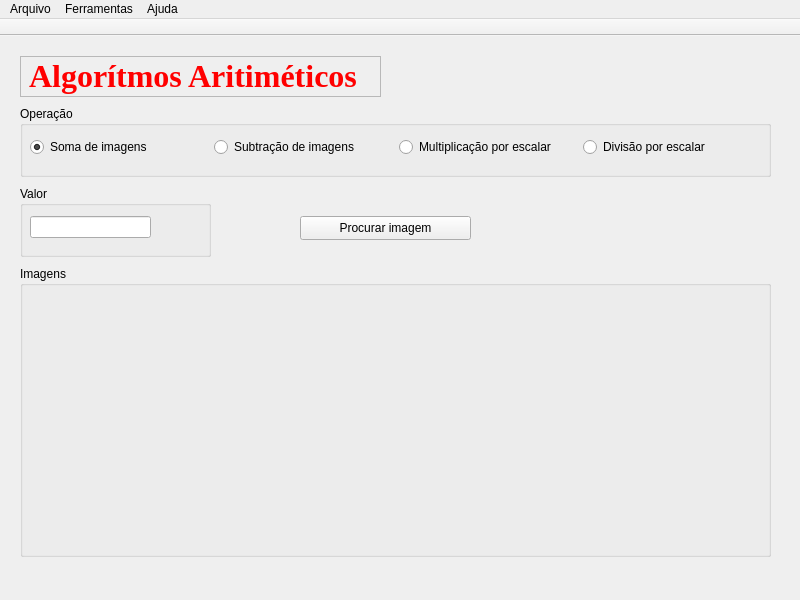
Before: the Qt Designer form mainwindow.ui in slovich/PdI, drawn with Qt 5.
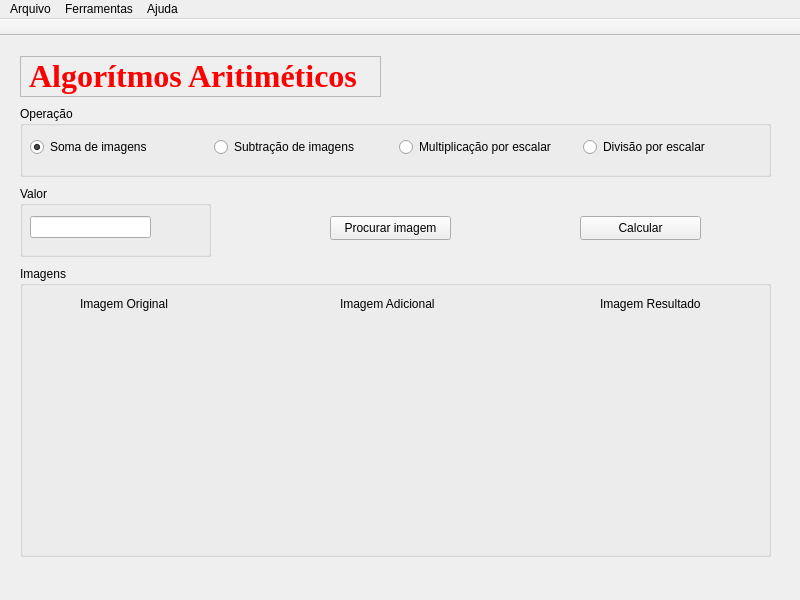
After: the same form once the commit is applied. Icons and pictures are not drawn.

Patch:
```diff
--- a/mainwindow.ui
+++ b/mainwindow.ui
@@ -771,18 +771,54 @@
       <property name="title">
        <string>Imagens</string>
       </property>
-      <widget class="QWidget" name="">
+      <widget class="QLabel" name="label_imagem_principal">
        <property name="geometry">
         <rect>
-         <x>20</x>
-         <y>40</y>
-         <width>711</width>
-         <height>231</height>
+         <x>60</x>
+         <y>30</y>
+         <width>101</width>
+         <height>16</height>
         </rect>
        </property>
-       <layout class="QHBoxLayout" name="horizontalLayout_2">
-        <item>
+       <property name="text">
+        <string>Imagem Original</string>
+       </property>
+      </widget>
+      <widget class="QLabel" name="label_imagem_adicional">
+       <property name="geometry">
+        <rect>
+         <x>320</x>
+         <y>30</y>
+         <width>101</width>
+         <height>16</height>
+        </rect>
+       </property>
+       <property name="text">
+        <string>Imagem Adicional</string>
+       </property>
+      </widget>
+      <widget class="QLabel" name="label_imagem_resultado">
+       <property name="geometry">
+        <rect>
+         <x>580</x>
+         <y>30</y>
+         <width>111</width>
+         <height>16</height>
+        </rect>
+       </property>
+       <property name="text">
+        <string>Imagem Resultado</string>
+       </property>
+      </widget>
          <widget class="QLabel" name="label_imagem_1">
+       <property name="geometry">
+        <rect>
+         <x>10</x>
+         <y>50</y>
+         <width>200</width>
+         <height>200</height>
+        </rect>
+       </property>
           <property name="maximumSize">
            <size>
             <width>200</width>
@@ -799,12 +835,18 @@
            <bool>true</bool>
           </property>
          </widget>
-        </item>
-        <item>
          <widget class="QLabel" name="label_imagem_2">
           <property name="enabled">
            <bool>true</bool>
           </property>
+       <property name="geometry">
+        <rect>
+         <x>270</x>
+         <y>50</y>
+         <width>200</width>
+         <height>200</height>
+        </rect>
+       </property>
           <property name="maximumSize">
            <size>
             <width>200</width>
@@ -821,12 +863,18 @@
            <bool>true</bool>
           </property>
          </widget>
-        </item>
-        <item>
          <widget class="QLabel" name="label_imagem_3">
           <property name="enabled">
            <bool>true</bool>
           </property>
+       <property name="geometry">
+        <rect>
+         <x>530</x>
+         <y>50</y>
+         <width>200</width>
+         <height>200</height>
+        </rect>
+       </property>
           <property name="maximumSize">
            <size>
             <width>200</width>
@@ -842,17 +890,14 @@
           <property name="scaledContents">
            <bool>true</bool>
           </property>
-         </widget>
-        </item>
-       </layout>
       </widget>
      </widget>
      <widget class="QPushButton" name="pushButton">
       <property name="geometry">
        <rect>
-        <x>290</x>
+        <x>320</x>
         <y>170</y>
-        <width>171</width>
+        <width>121</width>
         <height>24</height>
        </rect>
       </property>
@@ -860,6 +905,19 @@
        <string>Procurar imagem</string>
       </property>
      </widget>
+     <widget class="QPushButton" name="pushButton_calcular">
+      <property name="geometry">
+       <rect>
+        <x>570</x>
+        <y>170</y>
+        <width>121</width>
+        <height>24</height>
+       </rect>
+      </property>
+      <property name="text">
+       <string>Calcular</string>
+      </property>
+     </widget>
     </widget>
     <widget class="QWidget" name="page_4">
      <widget class="QGroupBox" name="groupBox_4">
```
Left out of the diff: 28 changed lines with no effect on the pictures. Lines whose indentation alone changed are shown as unchanged.
